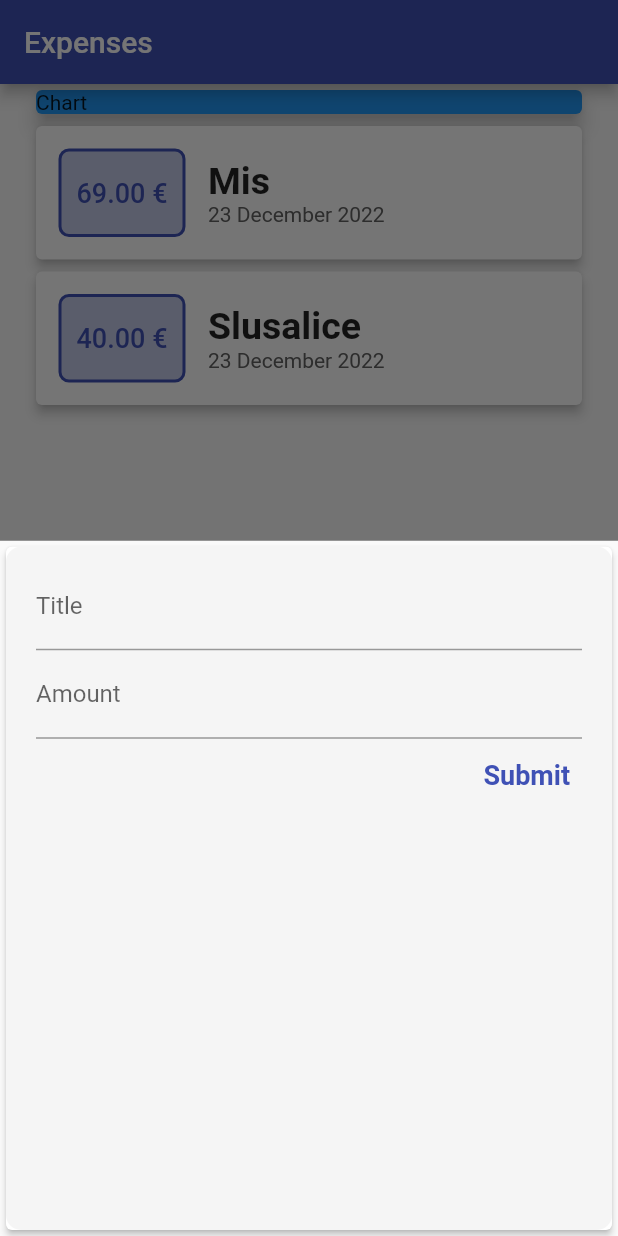
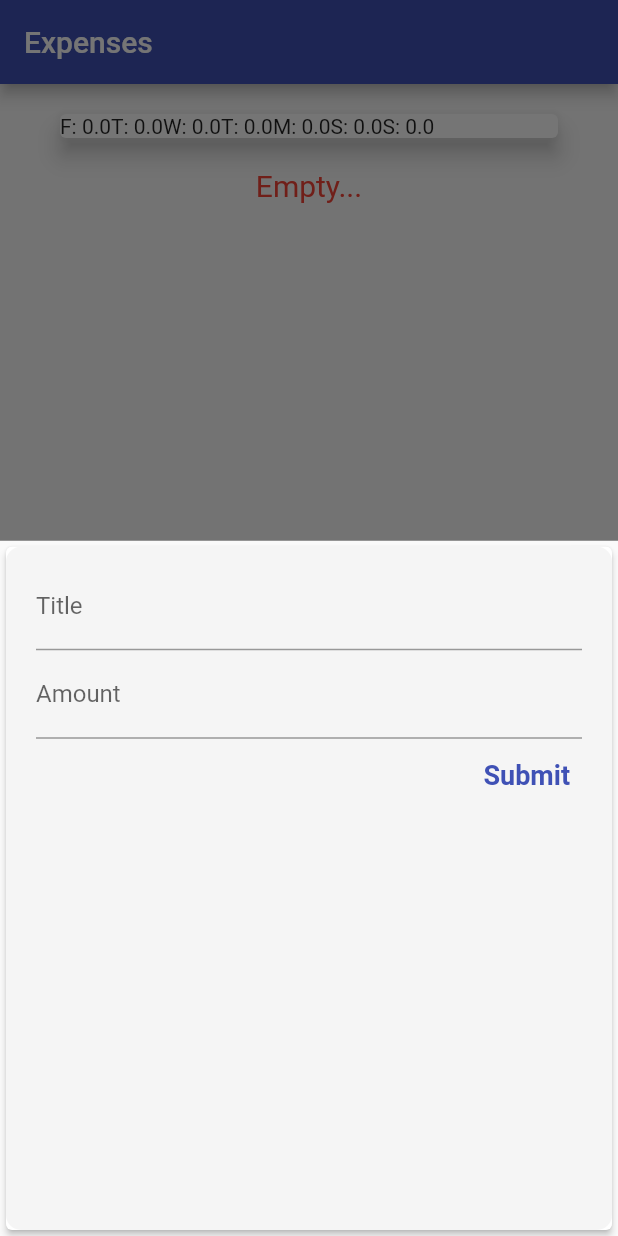
Before and after one commit to Anes1318/expenses, a Flutter app: the screen it shows after launch, after a tap on the "add" icon, on a phone screen of 412 x 824 dp. Run offline on Flutter 3.47's test engine with Material 2 defaults, Android fonts, the phone set to English and light mode, and no system bars.

Commit message:
removed picture, started chart

```diff
--- /dev/null
+++ b/lib/components/chart.dart
@@ -0,0 +1,43 @@
+import 'package:flutter/material.dart';
+import 'package:expenses/klase/transaction.dart';
+import 'package:intl/intl.dart';
+
+class Chart extends StatelessWidget {
+  final List<Transaction> recentTransactions;
+
+  const Chart({super.key, required this.recentTransactions});
+
+  List<Map<String, Object>> get groupedTransactionValues {
+    return List.generate(7, (index) {
+      final weekDay = DateTime.now().subtract(Duration(days: index));
+
+      double totalSum = 0.0;
+      for (var i = 0; i < recentTransactions.length; i++) {
+        if (recentTransactions[i].date.day == weekDay.day &&
+            recentTransactions[i].date.month == weekDay.month &&
+            recentTransactions[i].date.year == weekDay.year) {
+          totalSum += recentTransactions[i].amount;
+        }
+      }
+
+      return {
+        'day': DateFormat.E().format(weekDay).substring(0, 1),
+        'amount': totalSum,
+      };
+    });
+  }
+
+  @override
+  Widget build(BuildContext context) {
+    print(groupedTransactionValues);
+    return Card(
+      elevation: 6,
+      margin: EdgeInsets.all(20),
+      child: Row(
+        children: groupedTransactionValues.map((data) {
+          return Text('${data['day']}: ${data['amount']}');
+        }).toList(),
+      ),
+    );
+  }
+}
--- a/lib/components/transactionList.dart
+++ b/lib/components/transactionList.dart
@@ -13,11 +13,23 @@ class TransactionList extends StatelessWidget {
   Widget build(BuildContext context) {
     return Container(
       height: 700,
-      child: ListView.builder(
+      child: (transactions.isEmpty)
+          ? Column(
+              children: [
+                Text(
+                  'Empty...',
+                  style: TextStyle(fontSize: 20, color: Colors.red),
+                ),
+              ],
+            )
+          : ListView.builder(
               itemBuilder: (context, index) {
                 return Card(
                   elevation: 3,
                   child: Row(
+                    mainAxisAlignment: MainAxisAlignment.spaceBetween,
+                    children: [
+                      Row(
                         children: [
                           Container(
                             padding: EdgeInsets.fromLTRB(10, 17, 10, 17),
@@ -42,14 +54,24 @@ class TransactionList extends StatelessWidget {
                             children: [
                               Text(
                                 transactions[index].title,
-                      style:
-                          TextStyle(fontSize: 25, fontWeight: FontWeight.w600),
+                                style: TextStyle(
+                                    fontSize: 25, fontWeight: FontWeight.w600),
                               ),
                               Text(
-                      DateFormat('d MMMM y').format(transactions[index].date),
+                                DateFormat('d MMMM y')
+                                    .format(transactions[index].date),
                                 style: TextStyle(color: Colors.grey.shade700),
                               ),
                             ],
+                          ),
+                        ],
+                      ),
+                      IconButton(
+                        onPressed: () {},
+                        icon: Icon(
+                          Icons.delete,
+                          color: Colors.grey.shade700,
+                        ),
                       ),
                     ],
                   ),
--- a/lib/main.dart
+++ b/lib/main.dart
@@ -1,3 +1,4 @@
+import 'package:expenses/components/chart.dart';
 import 'package:expenses/components/inputFields.dart';
 import 'package:expenses/components/transactionList.dart';
 import 'package:expenses/klase/transaction.dart';
@@ -24,9 +25,17 @@ class MyHomePage extends StatefulWidget {
 
 class _MyHomePageState extends State<MyHomePage> {
   final List<Transaction> transactions = [
-    Transaction(id: 't1', title: 'Mis', amount: 69, date: DateTime.now()),
-    Transaction(id: 't2', title: 'Slusalice', amount: 40, date: DateTime.now())
+    // Transaction(id: 't1', title: 'Mis', amount: 69, date: DateTime.now()),
+    // Transaction(id: 't2', title: 'Slusalice', amount: 40, date: DateTime.now())
   ];
+
+  List<Transaction> get recentTransactions {
+    return transactions.where((tx) {
+      return tx.date.isAfter(DateTime.now().subtract(
+        Duration(days: 7),
+      ));
+    }).toList();
+  }
 
   void _addTransaction(String title, double amount) {
     final novaTransaction = Transaction(
@@ -66,14 +75,7 @@ class _MyHomePageState extends State<MyHomePage> {
         child: SingleChildScrollView(
           child: Column(
             children: [
-              Container(
-                width: double.infinity,
-                child: Card(
-                  elevation: 5,
-                  color: Colors.blue,
-                  child: Text('Chart'),
-                ),
-              ),
+              Chart(recentTransactions: recentTransactions),
               TransactionList(transactions),
             ],
           ),
--- a/pubspec.yaml
+++ b/pubspec.yaml
@@ -59,8 +59,8 @@ flutter:
     uses-material-design: true
 
     # To add assets to your application, add an assets section, like this:
-    # assets:
-    #   - images/a_dot_burr.jpeg
+    assets:
+        - assets\images\nero_sleep.jpg
     #   - images/a_dot_ham.jpeg
 
     # An image asset can refer to one or more resolution-specific "variants", see
```
Also changed, not shown: assets/images/nero_sleep.jpg (added), nero_sleep.jpg (added), 1 other file. Lines whose indentation alone changed are shown as unchanged.
